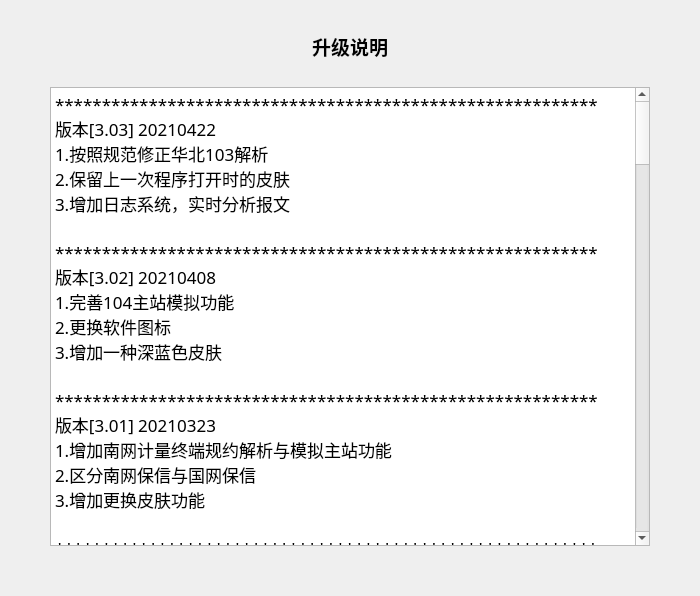
The window that src/interface/dlgchangelog.ui (whx110123/PDTool) describes before a commit, drawn with Qt 5.
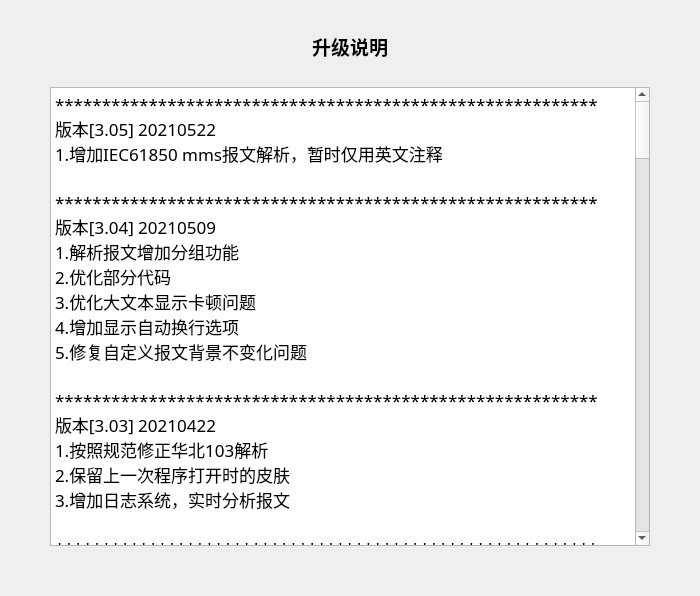
The same window after the commit.

What changed in the file:
```diff
--- a/src/interface/dlgchangelog.ui
+++ b/src/interface/dlgchangelog.ui
@@ -66,6 +66,18 @@
      </property>
      <property name="plainText">
       <string>**********************************************************
+版本[3.05] 20210522
+1.增加IEC61850 mms报文解析，暂时仅用英文注释
+
+**********************************************************
+版本[3.04] 20210509
+1.解析报文增加分组功能
+2.优化部分代码
+3.优化大文本显示卡顿问题
+4.增加显示自动换行选项
+5.修复自定义报文背景不变化问题
+
+**********************************************************
 版本[3.03] 20210422
 1.按照规范修正华北103解析
 2.保留上一次程序打开时的皮肤
```
